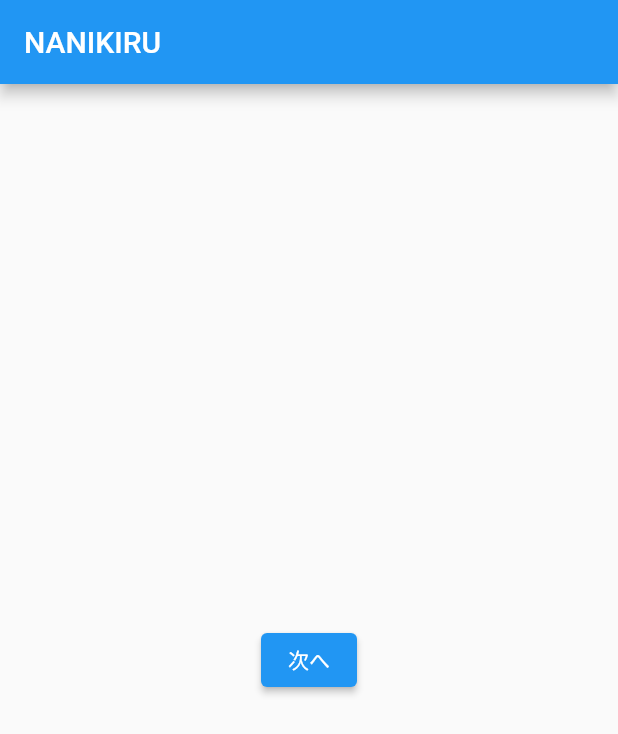
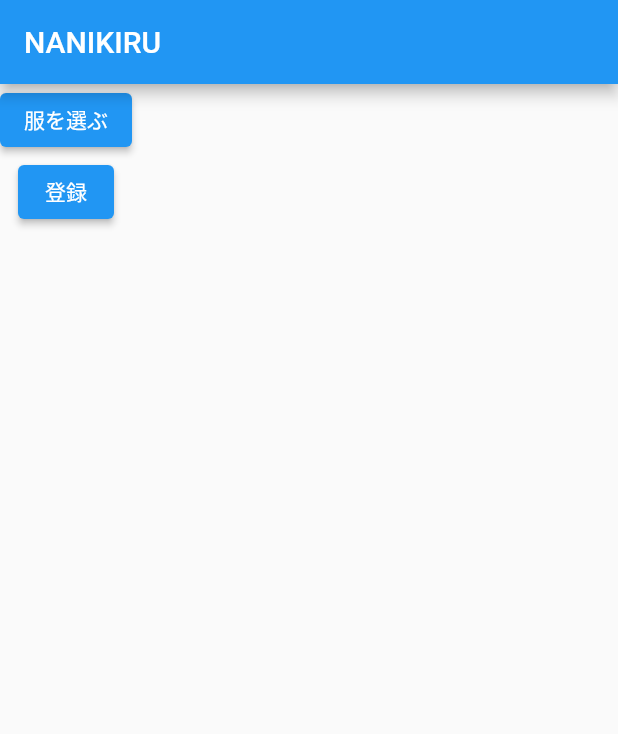
Before and after one commit to enpitut2022/nanikiru, a Flutter app: the screen it shows after launch, on a phone screen of 412 x 824 dp. Shown: the top 734 px of the screen. Run offline on Flutter 3.47's test engine with Material 2 defaults, Android fonts, the phone set to English and light mode, and no system bars.

Commit message:
104+複数画面への遷移

```diff
--- a/lib/main.dart
+++ b/lib/main.dart
@@ -77,17 +77,27 @@ class _MyHomePageState extends State<MyHomePage> {
         // the App.build method, and use it to set our appbar title.
         title: Text(widget.title),
       ),
-      body: Center(
-     child: ElevatedButton(
+      body: Column(
+        children: [ElevatedButton(
           onPressed: (){
             Navigator.push(
               context,
               MaterialPageRoute(builder: (context) => NextPage()),
             );
           },
-       child: const Text('次へ'),
+          child: const Text('服を選ぶ'),
 
-     ),
+        ), ElevatedButton(
+            onPressed: (){
+              Navigator.push(
+                context,
+                MaterialPageRoute(builder: (context) => NextPage()),
+              );
+            },
+            child: const Text('登録'),
+
+          )],
+
       ),
       // floatingActionButton: FloatingActionButton(
       //   onPressed: _incrementCounter,
--- a/lib/next_page.dart
+++ b/lib/next_page.dart
@@ -10,7 +10,9 @@ class NextPage extends StatelessWidget{
       ),
       body: Container(
         color: Colors.white,
+          child: const Text('次へ')
       ),
+
     );
   }
 
```
Lines whose indentation alone changed are shown as unchanged.
